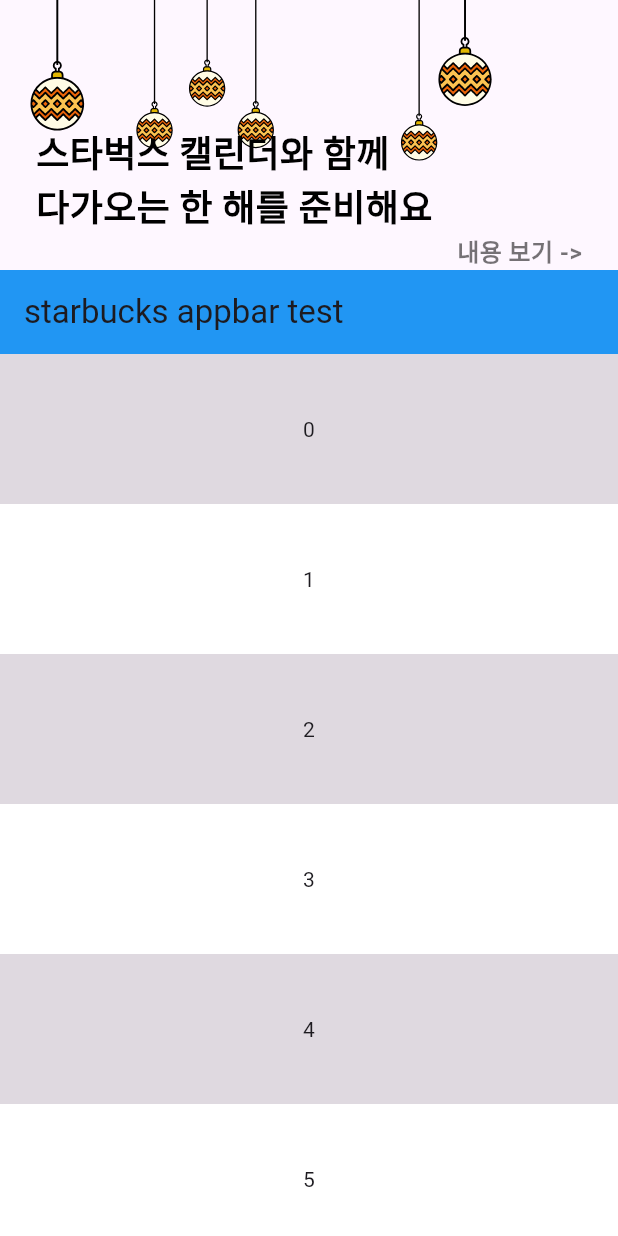
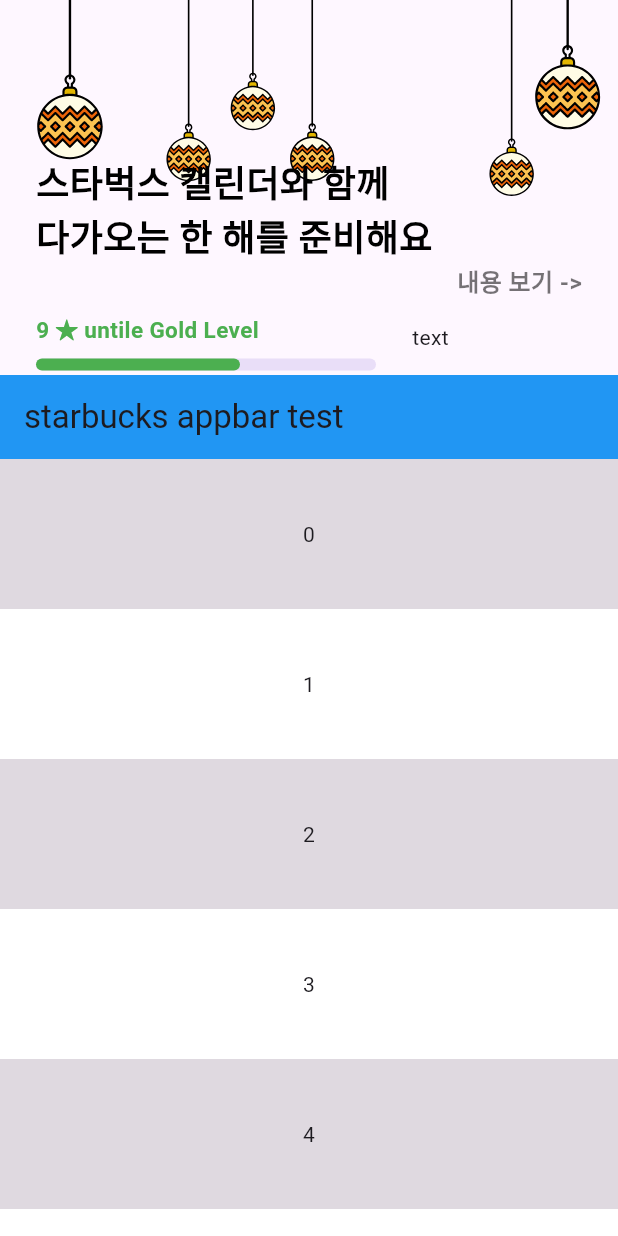
Before and after one commit to gminiy/flutter-starbucks-ui-clone, a Flutter app: the screen it shows after launch, on a phone screen of 412 x 824 dp. Run offline on Flutter 3.47's test engine with Material 2 defaults, Android fonts, the phone set to English and light mode, and no system bars; our stand-ins replace lottie.

Commit message:
feat: star point progress bar 구현

```diff
--- a/lib/main.dart
+++ b/lib/main.dart
@@ -1,4 +1,5 @@
 import 'package:flutter/material.dart';
+import 'package:flutter_starbucks_ui_clone/widget/star_point.dart';
 import 'package:lottie/lottie.dart';
 
 void main() {
@@ -34,19 +35,21 @@
             pinned: false,
             snap: false,
             floating: false,
-            expandedHeight: 180.0,
+            expandedHeight: 250.0,
             flexibleSpace: FlexibleSpaceBar(
               background: Stack(
                 children: [
                   Lottie.asset(
                     'asset/background.json',
                     fit: BoxFit.contain,
-
                   ),
-                  const Padding(
+                  const Column(
+                    mainAxisAlignment: MainAxisAlignment.end,
+                    children: [
+                      Flexible(
+                        flex: 4,
+                        child: Padding(
                           padding: EdgeInsets.symmetric(horizontal: 24),
-                    child: SizedBox(
-                      height: 210,
                           child: Row(
                             mainAxisAlignment: MainAxisAlignment.spaceBetween,
                             crossAxisAlignment: CrossAxisAlignment.end,
@@ -55,16 +58,28 @@
                                 padding: EdgeInsets.only(bottom: 24),
                                 child: Text(
                                   '스타벅스 캘린더와 함께\n다가오는 한 해를 준비해요',
-                              style: TextStyle(color: Colors.black, fontSize: 24, fontWeight: FontWeight.w600),
+                                  style: TextStyle(
+                                      color: Colors.black,
+                                      fontSize: 24,
+                                      fontWeight: FontWeight.w600),
                                 ),
                               ),
                               Text(
                                 '내용 보기 ->',
-                            style: TextStyle(color: Colors.black54, fontSize: 16, fontWeight: FontWeight.w600),
+                                style: TextStyle(
+                                    color: Colors.black54,
+                                    fontSize: 16,
+                                    fontWeight: FontWeight.w600),
                               )
                             ],
                           ),
                         ),
+                      ),
+                      Flexible(
+                        flex: 1,
+                        child: StarPoint(),
+                      )
+                    ],
                   ),
                 ],
               ),
--- /dev/null
+++ b/lib/widget/star_point.dart
@@ -0,0 +1,43 @@
+import 'package:flutter/material.dart';
+
+class StarPoint extends StatelessWidget {
+  const StarPoint({super.key});
+
+  @override
+  Widget build(BuildContext context) {
+    return
+      Padding(
+        padding: const EdgeInsets.symmetric(vertical: 8.0),
+        child:  Row(
+          children: [
+            Flexible(
+              flex: 2,
+              child: Padding(
+                padding: EdgeInsets.symmetric(horizontal: 24.0),
+                child: Column(
+                  crossAxisAlignment: CrossAxisAlignment.start,
+                  children: [
+                    Padding(
+                      padding: EdgeInsets.only(bottom: 8.0),
+                      child: Text('9 \u{2605} untile Gold Level', style: TextStyle(color: Colors.green, fontSize: 15, fontWeight: FontWeight.bold)),
+                    ),
+                    LinearProgressIndicator(
+                      value: 0.6,
+                      borderRadius: BorderRadius.circular(10),
+                      color: Colors.green,
+                      minHeight: 8,
+                      semanticsLabel: 'Linear progress indicator',
+                    ),
+                  ],
+                ),
+              ),
+            ),
+            Flexible(
+              flex: 1,
+              child: Text('text')
+            ),
+          ],
+        ),
+      );
+  }
+}
```
Lines whose indentation alone changed are shown as unchanged.
